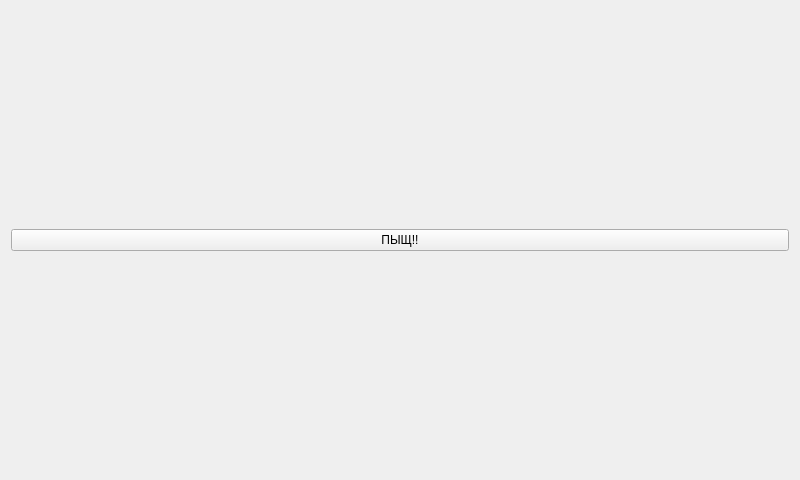
This is src/ui/playerform.ui in niktischenko/someplayer as Qt 5 draws it before an edit. The edited form follows.
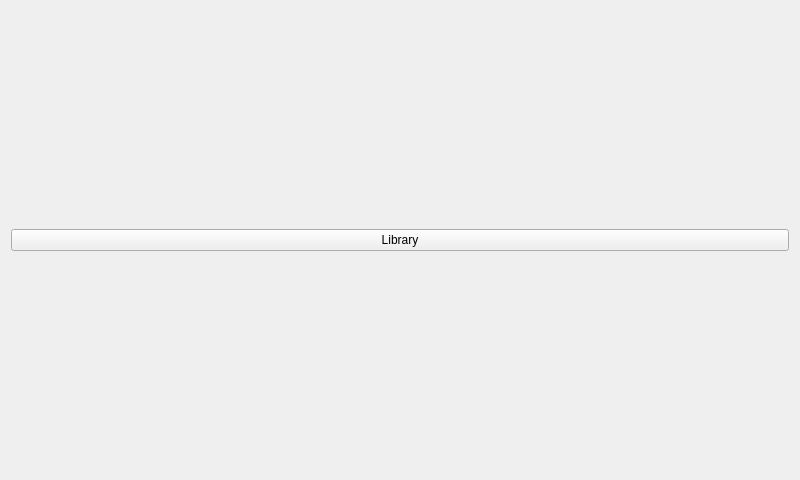
This is the edited form.

Commit message: * Minor fixes in database storage * Minor fixes in file storage * Imlementing library page (implemented walking throw library, work with playlists)

What changed in the file:
```diff
--- a/src/ui/playerform.ui
+++ b/src/ui/playerform.ui
@@ -17,7 +17,7 @@
    <item row="0" column="0">
     <widget class="QPushButton" name="pushButton">
      <property name="text">
-      <string>ПЫЩ!!</string>
+      <string>Library</string>
      </property>
     </widget>
    </item>
```
Left out of the diff: 2 changed lines with no effect on the pictures. The commit also changes 14 other files.
